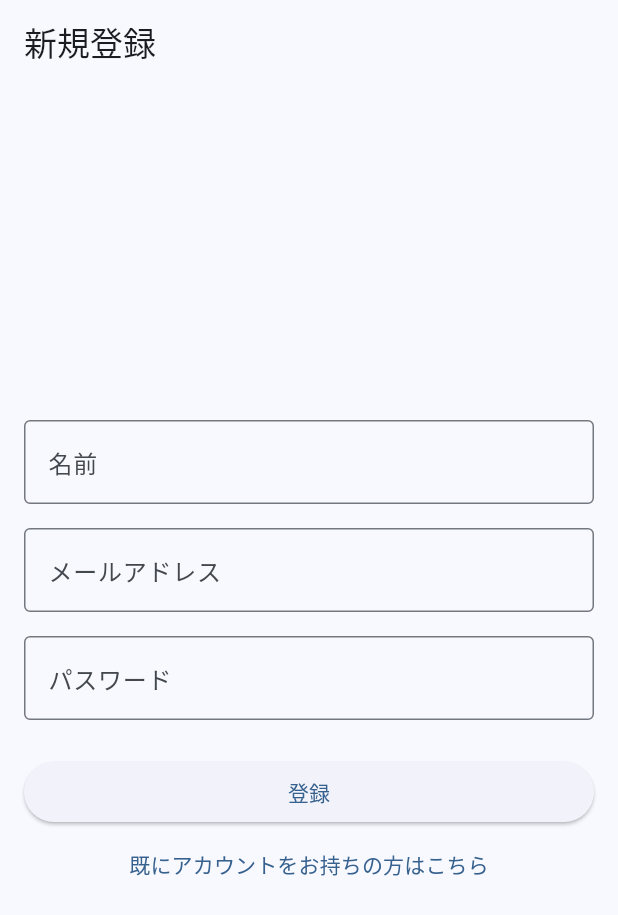
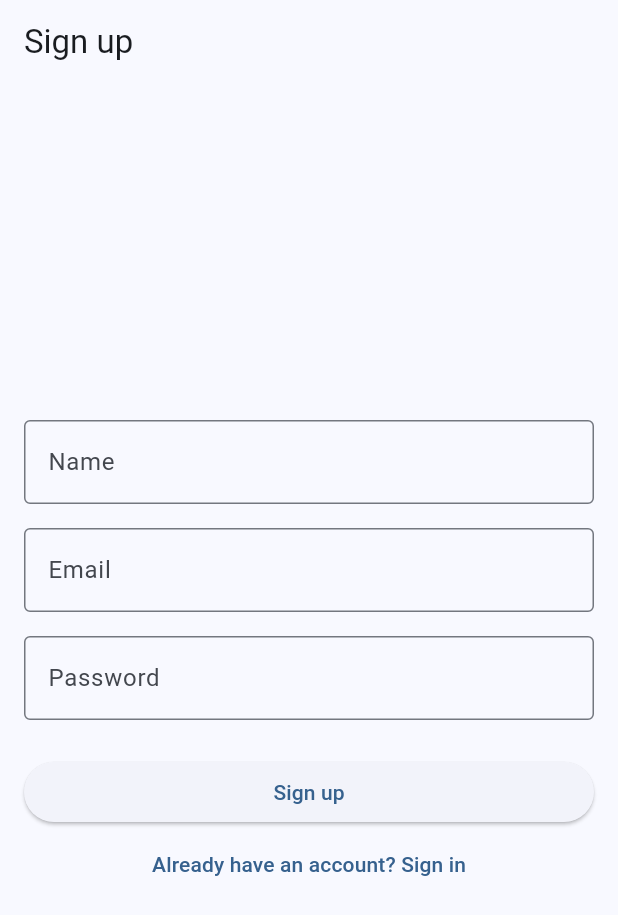
Before and after one commit to heyhey1028/flutter_passkey_demo, a Flutter app: the SignupPage screen opened by its route, on a phone screen of 412 x 824 dp. Shown: the top 915 px of the screen. Run offline on Flutter 3.47's test engine with Material 3 defaults, Android fonts, the phone set to English and light mode, and no system bars; our stand-ins replace cloud_firestore, firebase_auth, firebase_core, freezed_annotation, go_router; missing offline and left inert: passkeys; accounts and stored records are empty; generated files the repository leaves out were written again.

Commit message:
feat: Translate UI text to English for login and signup pages

```diff
--- a/flutter_passkey_demo/lib/login_page.dart
+++ b/flutter_passkey_demo/lib/login_page.dart
@@ -28,10 +28,10 @@ class _LoginPageState extends State<LoginPage> {
       } on FirebaseAuthException catch (e) {
         setState(() {
           _errorMessage = switch (e.code) {
-            'user-not-found' => 'ユーザーが見つかりません',
-            'wrong-password' => 'パスワードが間違っています',
-            'invalid-email' => 'メールアドレスの形式が正しくありません',
-            _ => '認証エラーが発生しました',
+            'user-not-found' => 'User not found',
+            'wrong-password' => 'Incorrect password',
+            'invalid-email' => 'Invalid email format',
+            _ => 'Authentication error occurred',
           };
         });
       }
@@ -42,7 +42,7 @@ class _LoginPageState extends State<LoginPage> {
   Widget build(BuildContext context) {
     return Scaffold(
       appBar: AppBar(
-        title: const Text('ログイン'),
+        title: const Text('Login'),
       ),
       body: Padding(
         padding: const EdgeInsets.all(16.0),
@@ -54,12 +54,12 @@ class _LoginPageState extends State<LoginPage> {
               TextFormField(
                 controller: _emailController,
                 decoration: const InputDecoration(
-                  labelText: 'メールアドレス',
+                  labelText: 'Email',
                   border: OutlineInputBorder(),
                 ),
                 validator: (value) {
                   if (value == null || value.isEmpty) {
-                    return 'メールアドレスを入力してください';
+                    return 'Please enter your email';
                   }
                   return null;
                 },
@@ -68,13 +68,13 @@ class _LoginPageState extends State<LoginPage> {
               TextFormField(
                 controller: _passwordController,
                 decoration: const InputDecoration(
-                  labelText: 'パスワード',
+                  labelText: 'Password',
                   border: OutlineInputBorder(),
                 ),
                 obscureText: true,
                 validator: (value) {
                   if (value == null || value.isEmpty) {
-                    return 'パスワードを入力してください';
+                    return 'Please enter your password';
                   }
                   return null;
                 },
@@ -91,7 +91,7 @@ class _LoginPageState extends State<LoginPage> {
                 width: double.infinity,
                 child: OutlinedButton(
                   onPressed: _login,
-                  child: const Text('パスワードでログイン'),
+                  child: const Text('Sign in with Password'),
                 ),
               ),
               const SizedBox(height: 16),
@@ -102,7 +102,7 @@ class _LoginPageState extends State<LoginPage> {
                     // TODO: パスキーログインの実装
                   },
                   icon: const Icon(Icons.fingerprint),
-                  label: const Text('パスキーでログイン'),
+                  label: const Text('Sign in with Passkey'),
                   style: ElevatedButton.styleFrom(
                     backgroundColor: Colors.blue,
                     foregroundColor: Colors.white,
@@ -111,7 +111,7 @@ class _LoginPageState extends State<LoginPage> {
               ),
               TextButton(
                 onPressed: () => context.go('/signup'),
-                child: const Text('アカウントをお持ちでない方はこちら'),
+                child: const Text('Don\'t have an account? Sign up'),
               ),
             ],
           ),
--- a/flutter_passkey_demo/lib/signup_page.dart
+++ b/flutter_passkey_demo/lib/signup_page.dart
@@ -51,10 +51,10 @@ class _SignupPageState extends State<SignupPage> {
       } on FirebaseAuthException catch (e) {
         setState(() {
           _errorMessage = switch (e.code) {
-            'weak-password' => 'パスワードが弱すぎます',
-            'email-already-in-use' => 'このメールアドレスは既に使用されています',
-            'invalid-email' => 'メールアドレスの形式が正しくありません',
-            _ => '登録エラーが発生しました',
+            'weak-password' => 'Password is too weak',
+            'email-already-in-use' => 'This email is already in use',
+            'invalid-email' => 'Invalid email format',
+            _ => 'Registration error occurred',
           };
         });
       } finally {
@@ -79,7 +79,7 @@ class _SignupPageState extends State<SignupPage> {
   Widget build(BuildContext context) {
     return Scaffold(
       appBar: AppBar(
-        title: const Text('新規登録'),
+        title: const Text('Sign up'),
       ),
       body: Padding(
         padding: const EdgeInsets.all(16.0),
@@ -91,12 +91,12 @@ class _SignupPageState extends State<SignupPage> {
               TextFormField(
                 controller: _nameController,
                 decoration: const InputDecoration(
-                  labelText: '名前',
+                  labelText: 'Name',
                   border: OutlineInputBorder(),
                 ),
                 validator: (value) {
                   if (value == null || value.isEmpty) {
-                    return '名前を入力してください';
+                    return 'Please enter your name';
                   }
                   return null;
                 },
@@ -105,12 +105,12 @@ class _SignupPageState extends State<SignupPage> {
               TextFormField(
                 controller: _emailController,
                 decoration: const InputDecoration(
-                  labelText: 'メールアドレス',
+                  labelText: 'Email',
                   border: OutlineInputBorder(),
                 ),
                 validator: (value) {
                   if (value == null || value.isEmpty) {
-                    return 'メールアドレスを入力してください';
+                    return 'Please enter your email';
                   }
                   return null;
                 },
@@ -119,16 +119,16 @@ class _SignupPageState extends State<SignupPage> {
               TextFormField(
                 controller: _passwordController,
                 decoration: const InputDecoration(
-                  labelText: 'パスワード',
+                  labelText: 'Password',
                   border: OutlineInputBorder(),
                 ),
                 obscureText: true,
                 validator: (value) {
                   if (value == null || value.isEmpty) {
-                    return 'パスワードを入力してください';
+                    return 'Please enter your password';
                   }
                   if (value.length < 6) {
-                    return 'パスワードは6文字以上である必要があります';
+                    return 'Password must be at least 6 characters';
                   }
                   return null;
                 },
@@ -145,12 +145,12 @@ class _SignupPageState extends State<SignupPage> {
                 width: double.infinity,
                 child: ElevatedButton(
                   onPressed: _isLoading ? null : _signup,
-                  child: _isLoading ? const CircularProgressIndicator() : const Text('登録'),
+                  child: _isLoading ? const CircularProgressIndicator() : const Text('Sign up'),
                 ),
               ),
               TextButton(
                 onPressed: () => context.go('/login'),
-                child: const Text('既にアカウントをお持ちの方はこちら'),
+                child: const Text('Already have an account? Sign in'),
               ),
             ],
           ),
--- a/flutter_passkey_demo/lib/top_page.dart
+++ b/flutter_passkey_demo/lib/top_page.dart
@@ -15,7 +15,7 @@ class TopPage extends StatelessWidget {
     } catch (e) {
       if (context.mounted) {
         ScaffoldMessenger.of(context).showSnackBar(
-          SnackBar(content: Text('ログアウトに失敗しました: ${e.toString()}')),
+          SnackBar(content: Text('Failed to logout: ${e.toString()}')),
         );
       }
     }
@@ -38,24 +38,24 @@ class TopPage extends StatelessWidget {
         if (user == null) {
           return Scaffold(
             appBar: AppBar(
-              title: const Text('ようこそ'),
+              title: const Text('Welcome'),
             ),
             body: Center(
               child: Column(
                 mainAxisAlignment: MainAxisAlignment.center,
                 children: [
                   const Text(
-                    'ログインまたは新規登録してください',
+                    'Please login or sign up',
                     style: TextStyle(fontSize: 16),
                   ),
                   const SizedBox(height: 24),
                   ElevatedButton(
                     onPressed: () => context.go('/login'),
-                    child: const Text('ログイン'),
+                    child: const Text('Login'),
                   ),
                   TextButton(
                     onPressed: () => context.go('/signup'),
-                    child: const Text('新規登録'),
+                    child: const Text('Sign up'),
                   ),
                 ],
               ),
@@ -65,7 +65,7 @@ class TopPage extends StatelessWidget {
 
         return Scaffold(
           appBar: AppBar(
-            title: const Text('ホーム'),
+            title: const Text('Home'),
           ),
           body: Column(
             crossAxisAlignment: CrossAxisAlignment.stretch,
@@ -75,13 +75,13 @@ class TopPage extends StatelessWidget {
                 future: FirebaseFirestore.instance.collection('users').doc(user.uid).get(),
                 builder: (context, snapshot) {
                   final userData = snapshot.data?.data() as Map<String, dynamic>?;
-                  final name = userData?['name'] as String? ?? user.displayName ?? 'ユーザー';
+                  final name = userData?['name'] as String? ?? user.displayName ?? 'User';
                   return Padding(
                     padding: const EdgeInsets.all(16.0),
                     child: Column(
                       children: [
                         Text(
-                          '👋 ようこそ、$nameさん！',
+                          '👋 Welcome, $name!',
                           textAlign: TextAlign.center,
                           style: const TextStyle(
                             fontSize: 24,
@@ -102,7 +102,7 @@ class TopPage extends StatelessWidget {
               const Padding(
                 padding: EdgeInsets.all(16.0),
                 child: Text(
-                  'このデモアプリでは、パスキー認証を使用した安全なパスワードレス認証を体験できます。',
+                  'In this demo app, you can experience secure passwordless authentication using passkeys.',
                   textAlign: TextAlign.center,
                   style: TextStyle(
                     fontSize: 16,
@@ -121,14 +121,14 @@ class TopPage extends StatelessWidget {
                         onPressed: () {
                           // TODO: パスキーの削除を実装
                         },
-                        child: const Text('パスキーを削除'),
+                        child: const Text('Delete Passkey'),
                       ),
                     ),
                     const SizedBox(height: 16),
                     TextButton(
                       onPressed: () => _handleLogout(context),
                       child: const Text(
-                        'ログアウト',
+                        'Logout',
                         style: TextStyle(
                           color: Colors.red,
                         ),
```
